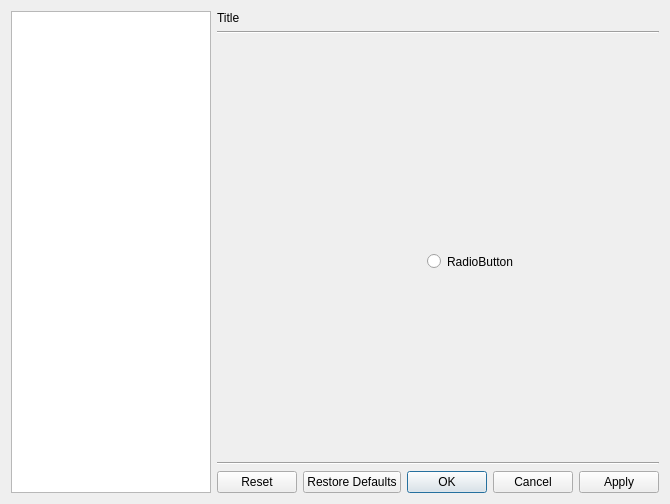
First picture: the form in src/bomi/ui/prefdialog.ui, repository bylee20/bomi, before the edit.
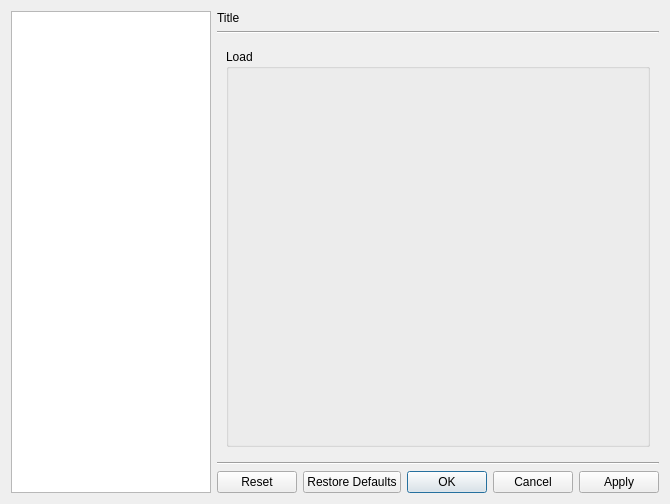
Second picture: the form after the edit. The open tabs and pages were chosen to show the change. Icons and pictures are not drawn. Custom widgets are drawn as their Qt base class.

Commit message:
* New: external audio file support
refactoring to move all code related with playback state into PlayEngine class and MrlState for consistency

Diff of the .ui file:
```diff
--- a/src/bomi/ui/prefdialog.ui
+++ b/src/bomi/ui/prefdialog.ui
@@ -571,19 +571,15 @@
         </layout>
        </widget>
        <widget class="QWidget" name="audio_load">
-        <widget class="QRadioButton" name="radioButton">
-         <property name="geometry">
-          <rect>
-           <x>210</x>
-           <y>210</y>
-           <width>94</width>
-           <height>23</height>
-          </rect>
-         </property>
-         <property name="text">
-          <string>RadioButton</string>
-         </property>
-        </widget>
+        <layout class="QVBoxLayout" name="verticalLayout_11">
+         <item>
+          <widget class="AutoloaderWidget" name="audio_autoload">
+           <property name="title">
+            <string>Load</string>
+           </property>
+          </widget>
+         </item>
+        </layout>
        </widget>
        <widget class="QWidget" name="cache">
         <layout class="QVBoxLayout" name="verticalLayout_36">
```
Left out of the diff: 6 changed lines with no effect on the pictures. The commit also changes 73 other files.
